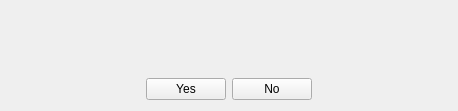
Qt form mac/examples/GasInfo/terminalalarmwidget.ui (Quenii/ADCEVM) before a commit.
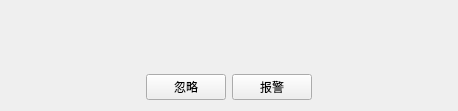
The same form after that commit.

```diff
--- a/mac/examples/GasInfo/terminalalarmwidget.ui
+++ b/mac/examples/GasInfo/terminalalarmwidget.ui
@@ -68,14 +68,14 @@
      <item>
       <widget class="QPushButton" name="pushButtonYes">
        <property name="text">
-        <string>Yes</string>
+        <string>忽略</string>
        </property>
       </widget>
      </item>
      <item>
       <widget class="QPushButton" name="pushButtonNo">
        <property name="text">
-        <string>No</string>
+        <string>报警</string>
        </property>
       </widget>
      </item>
```
